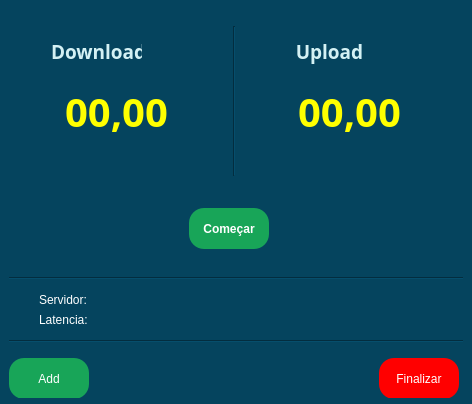
This is src/frames/janela_principal.ui in jao-victor/SpeedTest as Qt 5 draws it before an edit. The edited form follows.
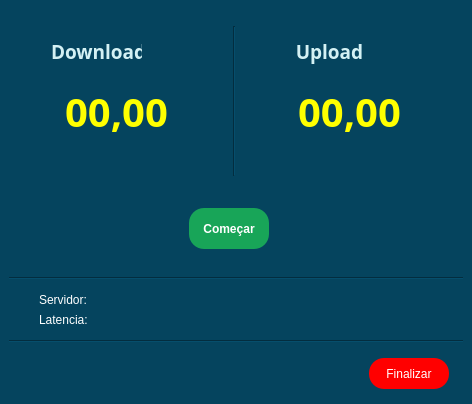
This is the edited form. Icons and pictures are not drawn.

```diff
--- a/src/frames/janela_principal.ui
+++ b/src/frames/janela_principal.ui
@@ -335,31 +335,6 @@
           <string>Começar</string>
          </property>
         </widget>
-        <widget class="QPushButton" name="btn_add">
-         <property name="geometry">
-          <rect>
-           <x>0</x>
-           <y>150</y>
-           <width>80</width>
-           <height>41</height>
-          </rect>
-         </property>
-         <property name="styleSheet">
-          <string notr="true">QPushButton {
-border: 1px;
-background-color: #18A558;;
-color: white;
-border-radius: 15px
-}
-
-QPushButton::hover {
-	background-color: #00FF00;
-}</string>
-         </property>
-         <property name="text">
-          <string>Add</string>
-         </property>
-        </widget>
         <widget class="QLabel" name="label_servidor">
          <property name="geometry">
           <rect>
@@ -380,7 +355,7 @@
          <property name="geometry">
           <rect>
            <x>88</x>
-           <y>93</y>
+           <y>84</y>
            <width>190</width>
            <height>16</height>
           </rect>
@@ -415,7 +390,7 @@
          <property name="geometry">
           <rect>
            <x>90</x>
-           <y>110</y>
+           <y>104</y>
            <width>57</width>
            <height>16</height>
           </rect>
@@ -497,10 +472,10 @@
         <widget class="QPushButton" name="btn_close">
          <property name="geometry">
           <rect>
-           <x>370</x>
+           <x>360</x>
            <y>150</y>
            <width>80</width>
-           <height>41</height>
+           <height>31</height>
           </rect>
          </property>
          <property name="styleSheet">
```
